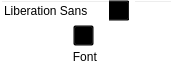
This is DMHelper/src/ribbonframetext.ui in MMetze/DMHelper as Qt 5 draws it before an edit. The edited form follows.
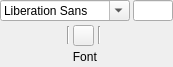
This is the edited form. Icons and pictures are not drawn. Custom widgets are drawn as their Qt base class.

```diff
--- a/DMHelper/src/ribbonframetext.ui
+++ b/DMHelper/src/ribbonframetext.ui
@@ -25,9 +25,6 @@
   <property name="windowTitle">
    <string>Frame</string>
   </property>
-  <property name="styleSheet">
-   <string notr="true">background: transparent; </string>
-  </property>
   <layout class="QHBoxLayout" name="horizontalLayout_3">
    <property name="spacing">
     <number>3</number>
```
